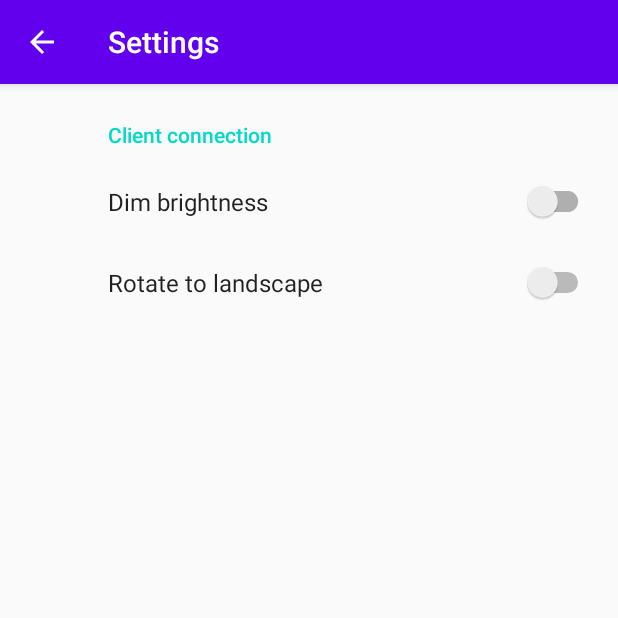
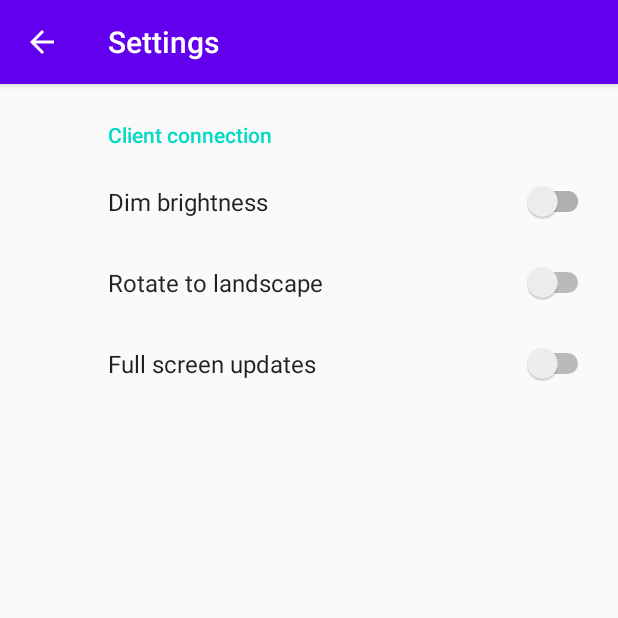
Before and after one commit to andr2000/android-vncserver, an Android app: the screen it shows after launch (SettingsActivity), after a tap on "SETTINGS", on a phone screen of 412 x 824 dp, the top half of it. Run offline under Robolectric (Android 15) with nearby library versions, the phone set to English and light mode, and no system bars; our stand-ins replace androidx.preference.

Commit message:
Allow configuring if send full screen updates or compare buffers
Signed-off-by: Oleksandr Andrushchenko <andr2000@gmail.com>

```diff
--- a/app/src/main/java/com/a2k/vncserver/MainActivity.java
+++ b/app/src/main/java/com/a2k/vncserver/MainActivity.java
@@ -35,6 +35,7 @@ public class MainActivity extends AppCompatActivity implements
 
     private boolean mDimBrightness;
     private boolean mRotateLandscape;
+    private boolean mFullScreenUpdates;
 
     @Override
     protected void onCreate(Bundle savedInstanceState) {
@@ -86,6 +87,8 @@ public class MainActivity extends AppCompatActivity implements
                 mDimBrightness);
         intent.putExtra(VncProjectionService.PROJECTION_ROTATE_LANDSCAPE,
                 mRotateLandscape);
+        intent.putExtra(VncProjectionService.PROJECTION_FULL_SCREEN_UPDATES,
+                mFullScreenUpdates);
         bindService(intent, mVncConnection, Context.BIND_AUTO_CREATE);
     }
 
@@ -148,6 +151,11 @@ public class MainActivity extends AppCompatActivity implements
                 SettingsActivity.CLIENT_LANDSCAPE_KEY,true);
     }
 
+    private void getPreferenceFullScreenUpdate(SharedPreferences sharedPreferences) {
+        mFullScreenUpdates = sharedPreferences.getBoolean(
+                SettingsActivity.CLIENT_FULL_SCREEN_UPDATES_KEY,false);
+    }
+
     private void setupSharedPreferences() {
         SharedPreferences sharedPreferences =
                 PreferenceManager.getDefaultSharedPreferences(this);
@@ -155,6 +163,7 @@ public class MainActivity extends AppCompatActivity implements
 
         getPreferenceBrightness(sharedPreferences);
         getPreferenceLandscape(sharedPreferences);
+        getPreferenceFullScreenUpdate(sharedPreferences);
     }
 
     @Override
@@ -164,6 +173,9 @@ public class MainActivity extends AppCompatActivity implements
         }
         if (key.endsWith(SettingsActivity.CLIENT_LANDSCAPE_KEY)) {
             getPreferenceLandscape(sharedPreferences);
+        }
+        if (key.endsWith(SettingsActivity.CLIENT_FULL_SCREEN_UPDATES_KEY)) {
+            getPreferenceFullScreenUpdate(sharedPreferences);
         }
     }
 
--- a/app/src/main/java/com/a2k/vncserver/SettingsActivity.java
+++ b/app/src/main/java/com/a2k/vncserver/SettingsActivity.java
@@ -9,6 +9,7 @@ import androidx.preference.PreferenceFragmentCompat;
 public class SettingsActivity extends AppCompatActivity {
     public static final String CLIENT_BRIGHTESS_KEY = "client_brightness";
     public static final String CLIENT_LANDSCAPE_KEY = "client_landscape";
+    public static final String CLIENT_FULL_SCREEN_UPDATES_KEY = "client_full_screen_updates";
 
     @Override
     protected void onCreate(Bundle savedInstanceState) {
--- a/app/src/main/res/values/strings.xml
+++ b/app/src/main/res/values/strings.xml
@@ -7,4 +7,5 @@
     <string name="client_brightness">Dim brightness</string>
     <string name="action_settings">Settings</string>
     <string name="client_landscape">Rotate to landscape</string>
+    <string name="client_full_screen_updates">Full screen updates</string>
 </resources>
--- a/app/src/main/res/xml/root_preferences.xml
+++ b/app/src/main/res/xml/root_preferences.xml
@@ -12,5 +12,9 @@
         android:defaultValue="false"
         android:key="client_landscape"
         android:title="@string/client_landscape" />
+    <SwitchPreference
+        android:defaultValue="false"
+        android:key="client_full_screen_updates"
+        android:title="@string/client_full_screen_updates" />
 
 </PreferenceScreen>
```
Also changed, not shown: app/src/main/java/com/a2k/vncserver/VncProjectionService.java (+12 -2 lines).
